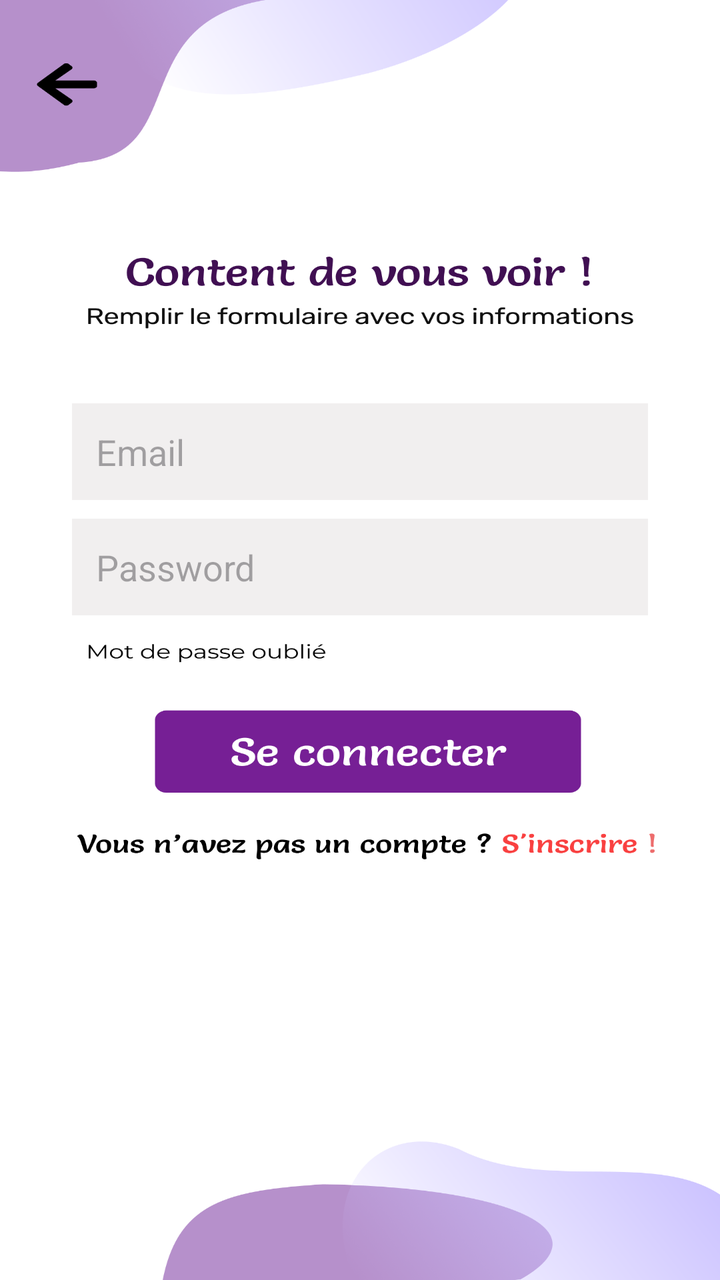
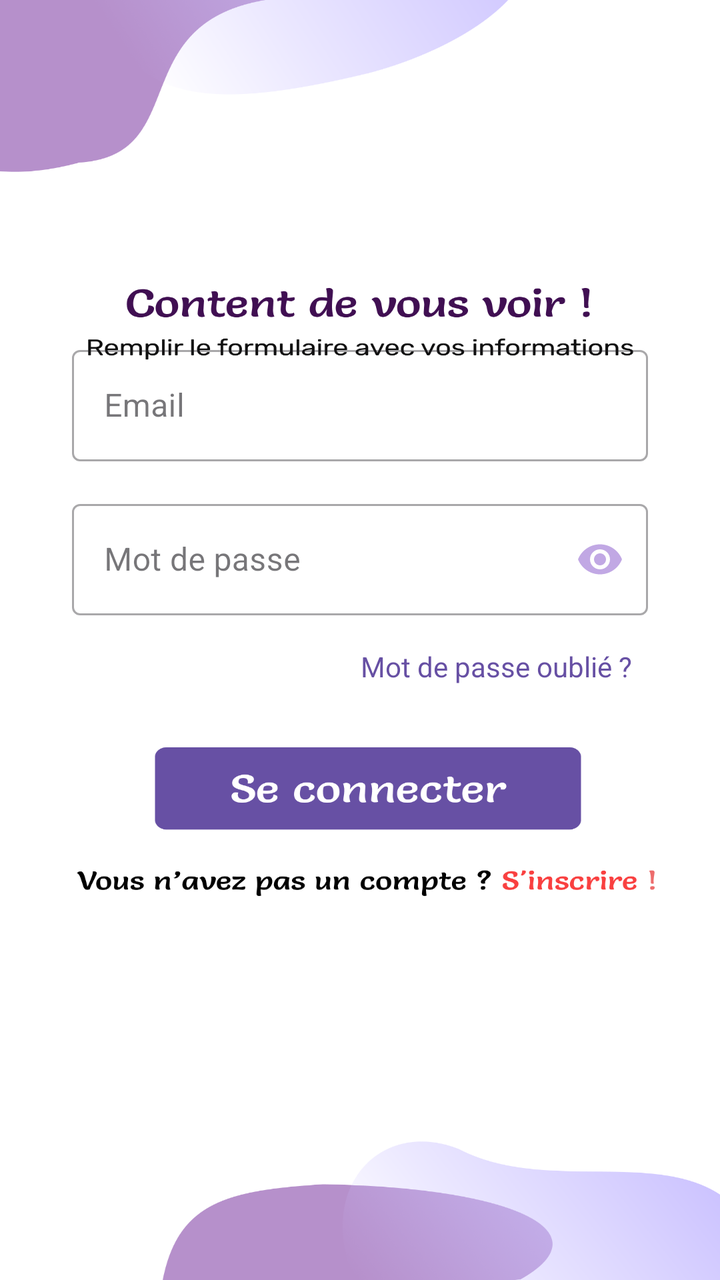

Screens rendered from an Android XML layout before and after an edit, with the pre-edit source and the edit as a unified diff.
<!-- AndroidManifest.xml: application theme Theme.Sahti -->
<!-- res/layout/activity_login.xml -->
<?xml version="1.0" encoding="utf-8"?>
<androidx.constraintlayout.widget.ConstraintLayout xmlns:android="http://schemas.android.com/apk/res/android"
    xmlns:app="http://schemas.android.com/apk/res-auto"
    xmlns:tools="http://schemas.android.com/tools"
    android:id="@+id/main"
    android:layout_width="match_parent"
    android:layout_height="match_parent"
    android:background="@drawable/login"
    tools:context=".login">

    <TextView
        android:id="@+id/bt_back2"
        android:layout_width="92dp"
        android:layout_height="54dp"
        app:layout_constraintBottom_toBottomOf="parent"
        app:layout_constraintEnd_toEndOf="parent"
        app:layout_constraintHorizontal_bias="0.0"
        app:layout_constraintStart_toStartOf="parent"
        app:layout_constraintTop_toTopOf="parent"
        app:layout_constraintVertical_bias="0.039" />


    <EditText
        android:id="@+id/editTextTextEmailAddress"
        android:layout_width="0dp"
        android:layout_height="wrap_content"
        android:background="@color/gray_1"
        android:hint="Email"
        android:inputType="textEmailAddress"
        android:padding="12dp"
        app:layout_constraintBottom_toBottomOf="parent"
        app:layout_constraintEnd_toEndOf="parent"
        app:layout_constraintStart_toStartOf="parent"
        app:layout_constraintTop_toTopOf="parent"
        app:layout_constraintVertical_bias="0.341"
        app:layout_constraintWidth_percent="0.8" />

    <EditText
        android:id="@+id/editTextTextPassword"
        android:layout_width="0dp"
        android:layout_height="wrap_content"
        android:background="@color/gray_1"
        android:hint="Password"

        android:inputType="textPassword"
        android:padding="12dp"
        app:layout_constraintBottom_toBottomOf="parent"
        app:layout_constraintEnd_toEndOf="parent"
        app:layout_constraintStart_toStartOf="parent"
        app:layout_constraintTop_toBottomOf="@id/editTextTextEmailAddress"
        app:layout_constraintVertical_bias="0.027"
        app:layout_constraintWidth_percent="0.8" />

    <TextView
        android:id="@+id/btn_log"
        android:layout_width="247dp"
        android:layout_height="57dp"
        app:layout_constraintBottom_toBottomOf="parent"
        app:layout_constraintEnd_toEndOf="parent"
        app:layout_constraintStart_toStartOf="parent"
        app:layout_constraintTop_toTopOf="parent"
        app:layout_constraintVertical_bias="0.593" />

    <TextView
        android:id="@+id/bt_inscrire1"
        android:layout_width="118dp"
        android:layout_height="33dp"
        android:text=""
        app:layout_constraintBottom_toBottomOf="parent"
        app:layout_constraintEnd_toEndOf="parent"
        app:layout_constraintHorizontal_bias="0.945"
        app:layout_constraintStart_toStartOf="parent"
        app:layout_constraintTop_toTopOf="parent"
        app:layout_constraintVertical_bias="0.673" />


</androidx.constraintlayout.widget.ConstraintLayout>
<!-- resources referenced by this layout -->
<resources>
  <color name="gray_1">#F1EFEF</color>
  <!-- drawable login: png bitmap (drawable, 168636 bytes) -->
  <style name="Theme.Sahti" parent="Base.Theme.Sahti" />
  <style name="Base.Theme.Sahti" parent="Theme.Material3.DayNight.NoActionBar">
          
          
      </style>
</resources>

<!-- the commit's change to res/layout/activity_login.xml (unified diff, before → after) -->
@@ -8,48 +8,62 @@
     android:background="@drawable/login"
     tools:context=".login">
 
-    <TextView
-        android:id="@+id/bt_back2"
-        android:layout_width="92dp"
-        android:layout_height="54dp"
-        app:layout_constraintBottom_toBottomOf="parent"
-        app:layout_constraintEnd_toEndOf="parent"
-        app:layout_constraintHorizontal_bias="0.0"
-        app:layout_constraintStart_toStartOf="parent"
-        app:layout_constraintTop_toTopOf="parent"
-        app:layout_constraintVertical_bias="0.039" />
 
-
-    <EditText
-        android:id="@+id/editTextTextEmailAddress"
+    
+    <LinearLayout
         android:layout_width="0dp"
         android:layout_height="wrap_content"
-        android:background="@color/gray_1"
-        android:hint="Email"
-        android:inputType="textEmailAddress"
-        android:padding="12dp"
+        android:layout_marginTop="-120dp"
+        android:gravity="center"
+        android:orientation="vertical"
         app:layout_constraintBottom_toBottomOf="parent"
         app:layout_constraintEnd_toEndOf="parent"
         app:layout_constraintStart_toStartOf="parent"
         app:layout_constraintTop_toTopOf="parent"
-        app:layout_constraintVertical_bias="0.341"
-        app:layout_constraintWidth_percent="0.8" />
+        app:layout_constraintWidth_percent="0.8">
 
-    <EditText
-        android:id="@+id/editTextTextPassword"
-        android:layout_width="0dp"
-        android:layout_height="wrap_content"
-        android:background="@color/gray_1"
-        android:hint="Password"
+        <com.google.android.material.textfield.TextInputLayout
+            android:id="@+id/emailLayout"
+            style="@style/Widget.MaterialComponents.TextInputLayout.OutlinedBox"
+            android:layout_width="match_parent"
+            android:layout_height="wrap_content">
 
-        android:inputType="textPassword"
-        android:padding="12dp"
-        app:layout_constraintBottom_toBottomOf="parent"
-        app:layout_constraintEnd_toEndOf="parent"
-        app:layout_constraintStart_toStartOf="parent"
-        app:layout_constraintTop_toBottomOf="@id/editTextTextEmailAddress"
-        app:layout_constraintVertical_bias="0.027"
-        app:layout_constraintWidth_percent="0.8" />
+            <com.google.android.material.textfield.TextInputEditText
+                android:id="@+id/editTextTextEmailAddress"
+                android:layout_width="match_parent"
+                android:layout_height="wrap_content"
+                android:hint="Email"
+                android:inputType="textEmailAddress" />
+        </com.google.android.material.textfield.TextInputLayout>
+
+        <com.google.android.material.textfield.TextInputLayout
+            android:id="@+id/passwordLayout"
+            style="@style/Widget.MaterialComponents.TextInputLayout.OutlinedBox"
+            android:layout_width="match_parent"
+            android:layout_height="wrap_content"
+            android:layout_marginTop="16dp"
+            app:passwordToggleEnabled="true"
+            app:passwordToggleTint="@color/purple_4">
+
+            <com.google.android.material.textfield.TextInputEditText
+                android:id="@+id/editTextTextPassword"
+                android:layout_width="match_parent"
+                android:layout_height="wrap_content"
+                android:hint="Mot de passe"
+                android:inputType="textPassword" />
+        </com.google.android.material.textfield.TextInputLayout>
+
+        <TextView
+            android:id="@+id/forgotPasswordText"
+            android:layout_width="wrap_content"
+            android:layout_height="wrap_content"
+            android:layout_gravity="end"
+            android:layout_marginTop="8dp"
+            android:text="Mot de passe oublié ?"
+            android:textColor="@color/purple_6"
+            android:padding="8dp"/>
+
+    </LinearLayout>
 
     <TextView
         android:id="@+id/btn_log"
@@ -57,9 +71,10 @@
         android:layout_height="57dp"
         app:layout_constraintBottom_toBottomOf="parent"
         app:layout_constraintEnd_toEndOf="parent"
+        app:layout_constraintHorizontal_bias="0.554"
         app:layout_constraintStart_toStartOf="parent"
         app:layout_constraintTop_toTopOf="parent"
-        app:layout_constraintVertical_bias="0.593" />
+        app:layout_constraintVertical_bias="0.626" />
 
     <TextView
         android:id="@+id/bt_inscrire1"
@@ -71,7 +86,6 @@
         app:layout_constraintHorizontal_bias="0.945"
         app:layout_constraintStart_toStartOf="parent"
         app:layout_constraintTop_toTopOf="parent"
-        app:layout_constraintVertical_bias="0.673" />
-
+        app:layout_constraintVertical_bias="0.699" />
 
 </androidx.constraintlayout.widget.ConstraintLayout>
<!-- resource entries referenced after the edit -->
@@ -1,7 +1,8 @@
 <!-- resources referenced by this layout -->
 <resources>
-  <color name="gray_1">#F1EFEF</color>
-  <!-- drawable login: png bitmap (drawable, 168636 bytes) -->
+  <color name="purple_4">#C1A8E4</color>
+  <color name="purple_6">#6750A4</color>
+  <!-- drawable login: png bitmap (drawable, 161555 bytes) -->
   <style name="Theme.Sahti" parent="Base.Theme.Sahti" />
   <style name="Base.Theme.Sahti" parent="Theme.Material3.DayNight.NoActionBar">
           
